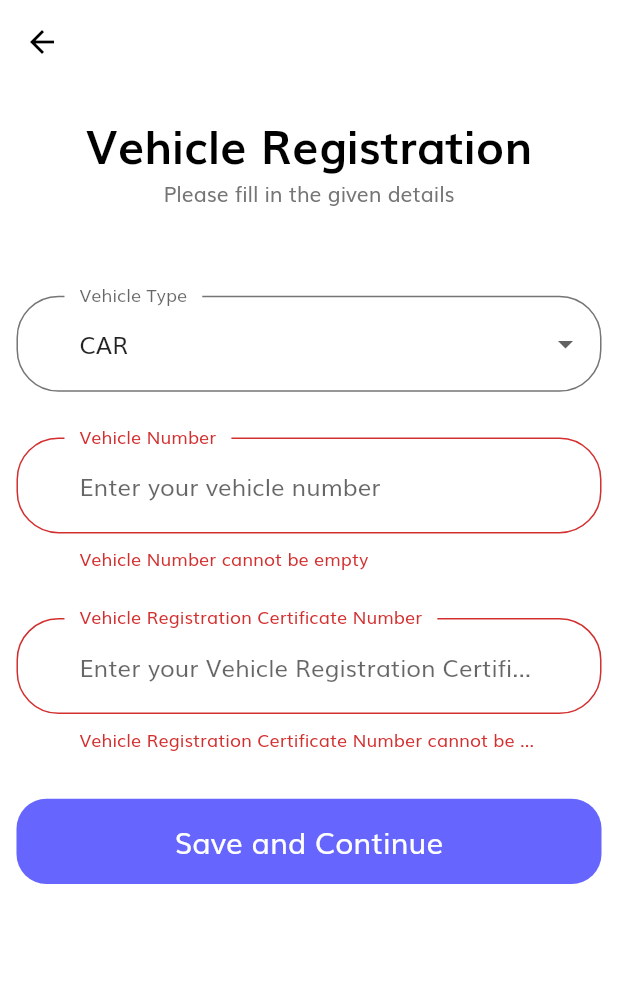
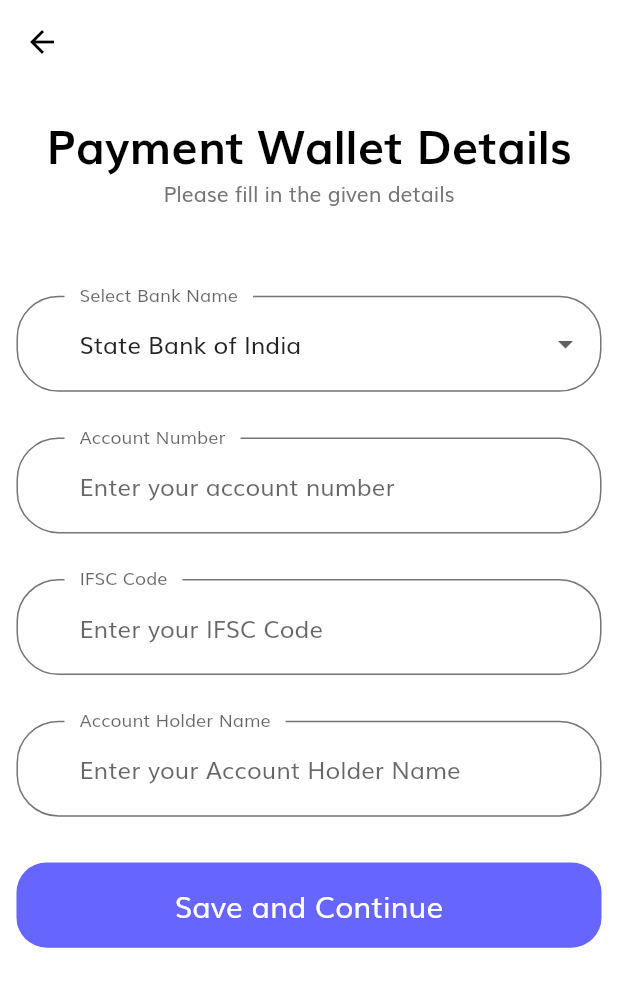
Before and after one commit to rahul-badgujar/app-automatic-toll-detection, a Flutter app: the VehicleRegistrationPage screen opened directly, after a tap on "Save and Continue", on a phone screen of 412 x 824 dp. Shown: the top 987 px of the screen. Run offline on Flutter 3.47's test engine with Material 2 defaults, Android fonts, the phone set to English and light mode, and no system bars; our stand-ins replace flutter_svg.

Commit message:
payment wallet details page added

```diff
--- /dev/null
+++ b/lib/page/payment_wallet_details/component/payment_wallet_details_form.dart
@@ -0,0 +1,161 @@
+import 'package:automatic_toll_app/page/enum/vehicle_type.dart';
+import 'package:flutter/material.dart';
+
+import '../../../constants.dart';
+import '../../../size_config.dart';
+import '../../../widget/default_button.dart';
+
+class PaymentWalletDetailsForm extends StatefulWidget {
+  const PaymentWalletDetailsForm({Key? key}) : super(key: key);
+
+  @override
+  State<PaymentWalletDetailsForm> createState() =>
+      _PaymentWalletDetailsFormState();
+}
+
+class _PaymentWalletDetailsFormState extends State<PaymentWalletDetailsForm> {
+  final _formKey = GlobalKey<FormState>();
+
+  static const availableBanks = [
+    "State Bank of India",
+    "ICICI",
+    "Axis Bank",
+    "Canera Bank",
+    "Bank of India"
+  ];
+
+  final accountNumberFieldController = TextEditingController();
+  final ifscCodeFieldController = TextEditingController();
+  final accountHoldNameFieldController = TextEditingController();
+  final bankNameChangeNotifier = ValueNotifier(availableBanks[0]);
+
+  @override
+  void dispose() {
+    accountNumberFieldController.dispose();
+    ifscCodeFieldController.dispose();
+    accountHoldNameFieldController.dispose();
+    super.dispose();
+  }
+
+  @override
+  Widget build(BuildContext context) {
+    return Form(
+      key: _formKey,
+      child: Padding(
+        padding: EdgeInsets.symmetric(
+            horizontal: getProportionateScreenWidth(screenPadding)),
+        child: Column(
+          children: [
+            buildBankNameDropdown(),
+            SizedBox(height: getProportionateScreenHeight(30)),
+            buildAccountNumberFormField(),
+            SizedBox(height: getProportionateScreenHeight(30)),
+            buildIfscCodeFormField(),
+            SizedBox(height: getProportionateScreenHeight(30)),
+            buildAccountHolderNameFormField(),
+            SizedBox(height: getProportionateScreenHeight(30)),
+            DefaultButton(
+              text: "Save and Continue",
+              press: saveAndContinueButtonCallback,
+            ),
+          ],
+        ),
+      ),
+    );
+  }
+
+  Widget buildBankNameDropdown() {
+    return ValueListenableBuilder<String>(
+      valueListenable: bankNameChangeNotifier,
+      builder: ((context, bankName, child) {
+        return DropdownButtonFormField<String>(
+          value: bankName,
+          items: availableBanks
+              .map((e) => DropdownMenuItem(
+                    value: e,
+                    child: Text(e),
+                  ))
+              .toList(),
+          onChanged: (updatedVehicleType) {
+            bankNameChangeNotifier.value =
+                updatedVehicleType ?? availableBanks[0];
+          },
+          decoration: const InputDecoration(
+            labelText: "Select Bank Name",
+            floatingLabelBehavior: FloatingLabelBehavior.always,
+          ),
+        );
+      }),
+    );
+  }
+
+  Widget buildAccountNumberFormField() {
+    return TextFormField(
+      controller: accountNumberFieldController,
+      keyboardType: TextInputType.text,
+      decoration: const InputDecoration(
+        hintText: "Enter your account number",
+        labelText: "Account Number",
+        floatingLabelBehavior: FloatingLabelBehavior.always,
+      ),
+      validator: (value) {
+        if (value != null && value.isEmpty) {
+          return "Account Number cannot be empty";
+        }
+        return null;
+      },
+      autovalidateMode: AutovalidateMode.onUserInteraction,
+    );
+  }
+
+  Widget buildIfscCodeFormField() {
+    return TextFormField(
+      controller: ifscCodeFieldController,
+      keyboardType: TextInputType.text,
+      decoration: const InputDecoration(
+        hintText: "Enter your IFSC Code",
+        labelText: "IFSC Code",
+        floatingLabelBehavior: FloatingLabelBehavior.always,
+      ),
+      validator: (value) {
+        if (value != null && value.isEmpty) {
+          return "IFSC Code cannot be empty";
+        }
+        return null;
+      },
+      autovalidateMode: AutovalidateMode.onUserInteraction,
+    );
+  }
+
+  Widget buildAccountHolderNameFormField() {
+    return TextFormField(
+      controller: ifscCodeFieldController,
+      keyboardType: TextInputType.name,
+      decoration: const InputDecoration(
+        hintText: "Enter your Account Holder Name",
+        labelText: "Account Holder Name",
+        floatingLabelBehavior: FloatingLabelBehavior.always,
+      ),
+      validator: (value) {
+        if (value != null && value.isEmpty) {
+          return "IAccount Holder Name cannot be empty";
+        }
+        return null;
+      },
+      autovalidateMode: AutovalidateMode.onUserInteraction,
+    );
+  }
+
+  Future<void> saveAndContinueButtonCallback() async {
+    final formState = _formKey.currentState;
+    if (formState != null && formState.validate()) {
+      // todo: add/move account creation logic here
+    }
+    // Navigator.push(
+    //   context,
+    //   MaterialPageRoute(
+    //     builder: (context) => const PersonalInfoPage(),
+    //   ),
+    // );
+  }
+}
--- /dev/null
+++ b/lib/page/payment_wallet_details/payment_wallet_details_page.dart
@@ -0,0 +1,44 @@
+import 'package:automatic_toll_app/page/payment_wallet_details/component/payment_wallet_details_form.dart';
+import 'package:flutter/material.dart';
+
+import '../../constants.dart';
+import '../../size_config.dart';
+
+class PaymentWalletDetailsPage extends StatelessWidget {
+  const PaymentWalletDetailsPage({Key? key}) : super(key: key);
+
+  @override
+  Widget build(BuildContext context) {
+    return Scaffold(
+      appBar: AppBar(),
+      body: buildBody(context),
+    );
+  }
+
+  Widget buildBody(BuildContext context) {
+    return SafeArea(
+      child: SingleChildScrollView(
+        physics: const BouncingScrollPhysics(),
+        child: SizedBox(
+          width: double.infinity,
+          child: Column(
+            children: [
+              SizedBox(height: SizeConfig.screenHeight * 0.02),
+              Text(
+                "Payment Wallet Details",
+                style: headingStyle,
+              ),
+              const Text(
+                "Please fill in the given details",
+                textAlign: TextAlign.center,
+              ),
+              SizedBox(height: SizeConfig.screenHeight * 0.07),
+              const PaymentWalletDetailsForm(),
+              SizedBox(height: getProportionateScreenHeight(20)),
+            ],
+          ),
+        ),
+      ),
+    );
+  }
+}
--- a/lib/page/vehicle_registration/component/vehicle_registration_form.dart
+++ b/lib/page/vehicle_registration/component/vehicle_registration_form.dart
@@ -1,4 +1,5 @@
 import 'package:automatic_toll_app/page/enum/vehicle_type.dart';
+import 'package:automatic_toll_app/page/payment_wallet_details/payment_wallet_details_page.dart';
 import 'package:flutter/material.dart';
 
 import '../../../constants.dart';
@@ -124,11 +125,11 @@ class _VehicleRegistrationFormState extends State<VehicleRegistrationForm> {
     if (formState != null && formState.validate()) {
       // todo: add/move account creation logic here
     }
-    // Navigator.push(
-    //   context,
-    //   MaterialPageRoute(
-    //     builder: (context) => const PersonalInfoPage(),
-    //   ),
-    // );
+    Navigator.push(
+      context,
+      MaterialPageRoute(
+        builder: (context) => const PaymentWalletDetailsPage(),
+      ),
+    );
   }
 }
```
